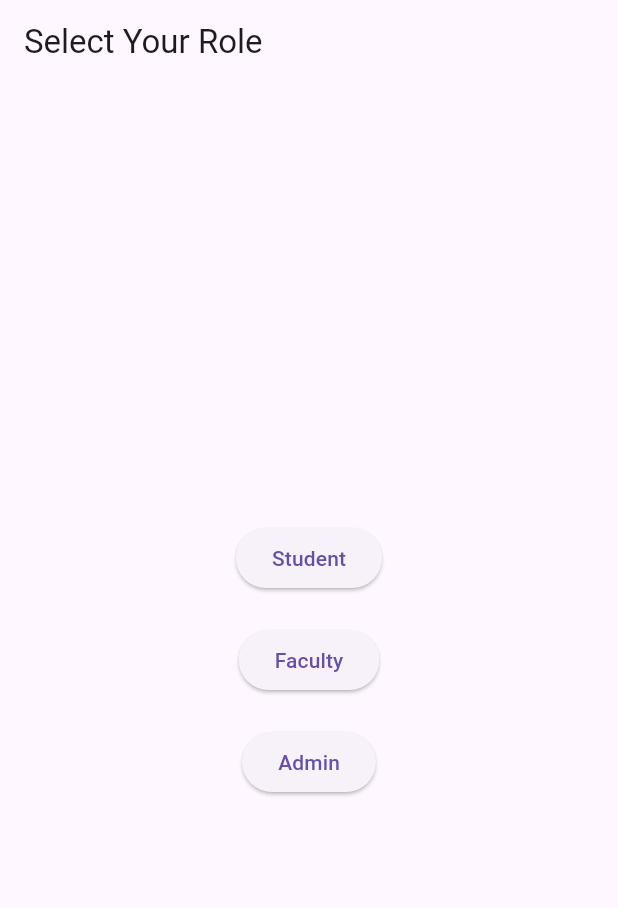
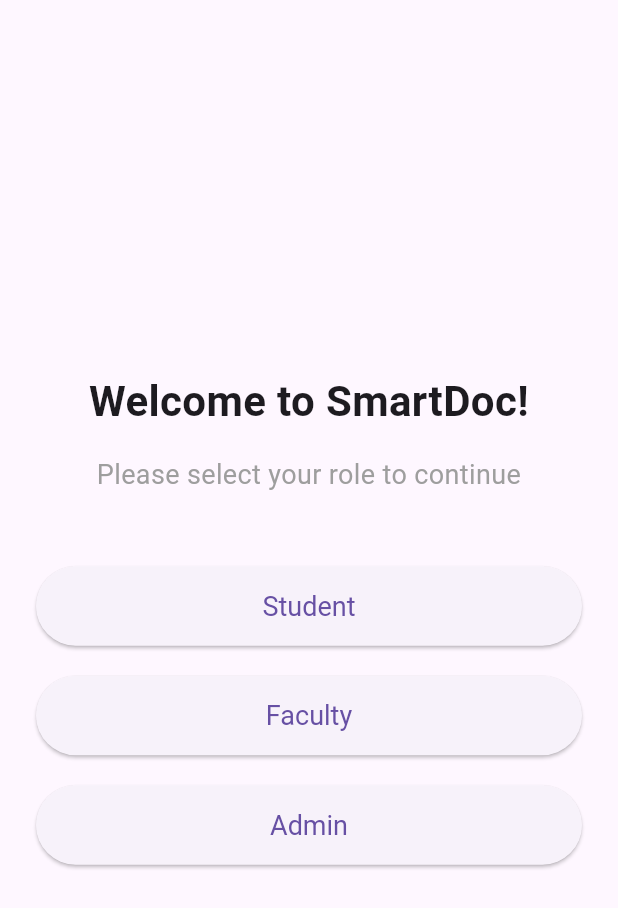
Before and after one commit to vivekdeshmukh96/SmartDoc, a Flutter app: the screen it shows after launch, on a phone screen of 412 x 824 dp. Shown: the top 908 px of the screen. Run offline on Flutter 3.47's test engine with Material 3 defaults, Android fonts, the phone set to English and light mode, and no system bars; our stand-ins replace animated_splash_screen, cloud_firestore, file_picker, firebase_auth, firebase_core, image_picker and 4 more; missing offline and left inert: google_mlkit_document_scanner, google_mlkit_text_recognition; accounts and stored records are empty.

Commit message:
fix: correct navigation flow and resolve role selection overflow

```diff
--- a/lib/screens/role_selection_screen.dart
+++ b/lib/screens/role_selection_screen.dart
@@ -8,18 +8,43 @@ class RoleSelectionScreen extends StatelessWidget {
   @override
   Widget build(BuildContext context) {
     return Scaffold(
-      appBar: AppBar(
-        title: const Text('Select Your Role'),
-      ),
-      body: Center(
-        child: SingleChildScrollView(
+      body: LayoutBuilder(
+        builder: (context, constraints) {
+          return SingleChildScrollView(
+            child: ConstrainedBox(
+              constraints: BoxConstraints(minHeight: constraints.maxHeight),
+              child: Padding(
+                padding: const EdgeInsets.all(24.0),
                 child: Column(
                   mainAxisAlignment: MainAxisAlignment.center,
+                  crossAxisAlignment: CrossAxisAlignment.stretch,
                   children: <Widget>[
+                    const Text(
+                      'Welcome to SmartDoc!',
+                      textAlign: TextAlign.center,
+                      style: TextStyle(
+                        fontSize: 28,
+                        fontWeight: FontWeight.bold,
+                      ),
+                    ),
+                    const SizedBox(height: 16),
+                    const Text(
+                      'Please select your role to continue',
+                      textAlign: TextAlign.center,
+                      style: TextStyle(
+                        fontSize: 18,
+                        color: Colors.grey,
+                      ),
+                    ),
+                    const SizedBox(height: 48),
                     ElevatedButton(
+                      style: ElevatedButton.styleFrom(
+                        padding: const EdgeInsets.symmetric(vertical: 16),
+                        textStyle: const TextStyle(fontSize: 18),
+                      ),
                       child: const Text('Student'),
                       onPressed: () {
-                  Navigator.push(
+                        Navigator.pushReplacement(
                           context,
                           MaterialPageRoute(builder: (context) => const LoginScreen(role: Role.student)),
                         );
@@ -27,9 +52,13 @@ class RoleSelectionScreen extends StatelessWidget {
                     ),
                     const SizedBox(height: 20),
                     ElevatedButton(
+                      style: ElevatedButton.styleFrom(
+                        padding: const EdgeInsets.symmetric(vertical: 16),
+                        textStyle: const TextStyle(fontSize: 18),
+                      ),
                       child: const Text('Faculty'),
                       onPressed: () {
-                  Navigator.push(
+                        Navigator.pushReplacement(
                           context,
                           MaterialPageRoute(builder: (context) => const LoginScreen(role: Role.faculty)),
                         );
@@ -37,9 +66,13 @@ class RoleSelectionScreen extends StatelessWidget {
                     ),
                     const SizedBox(height: 20),
                     ElevatedButton(
+                      style: ElevatedButton.styleFrom(
+                        padding: const EdgeInsets.symmetric(vertical: 16),
+                        textStyle: const TextStyle(fontSize: 18),
+                      ),
                       child: const Text('Admin'),
                       onPressed: () {
-                  Navigator.push(
+                        Navigator.pushReplacement(
                           context,
                           MaterialPageRoute(builder: (context) => const LoginScreen(role: Role.admin)),
                         );
@@ -50,5 +83,8 @@ class RoleSelectionScreen extends StatelessWidget {
               ),
             ),
           );
+        },
+      ),
+    );
   }
 }
```
Lines whose indentation alone changed are shown as unchanged.
